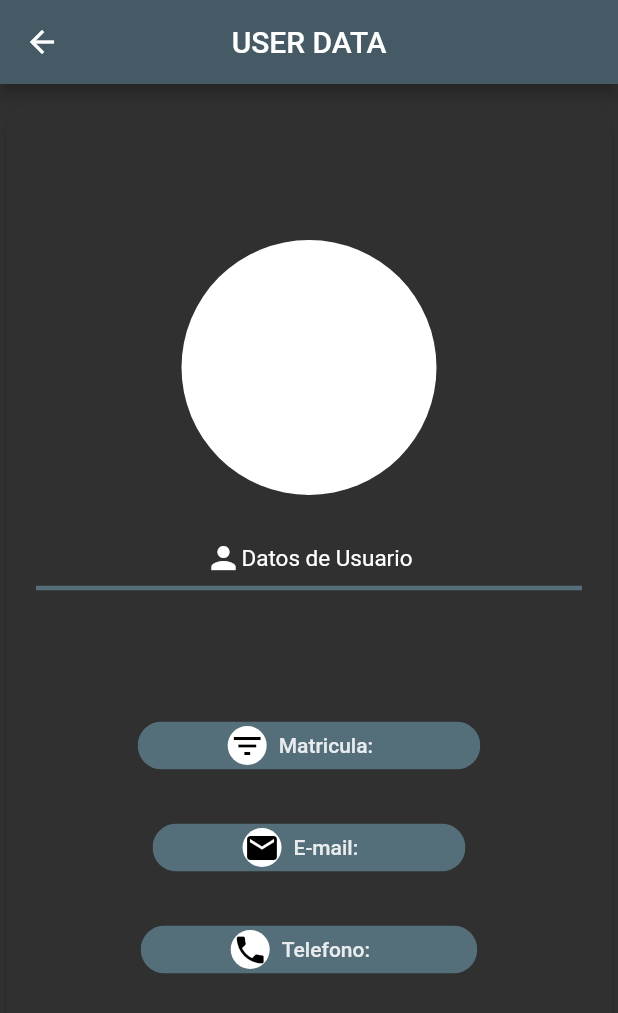
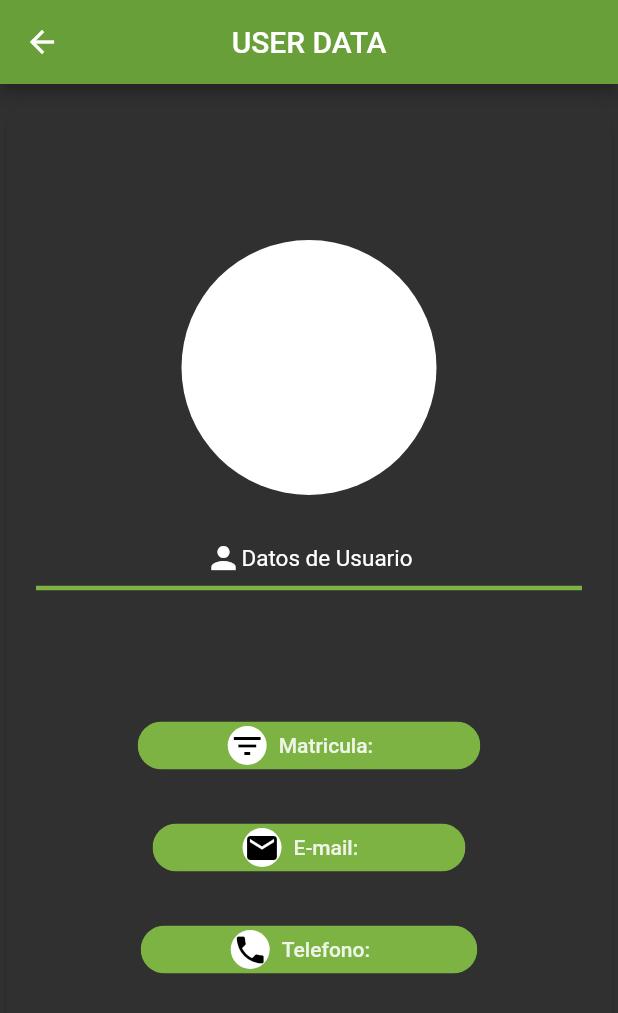
Before and after one commit to N4za/MySQL-connection, a Flutter app: the DetailPage screen opened directly with empty values, on a phone screen of 412 x 824 dp. Shown: the top 1013 px of the screen. Run offline on Flutter 3.47's test engine with Material 2 defaults, Android fonts, the phone set to English and light mode, and no system bars; our stand-ins replace image_picker; network calls fail; Roboto replaces fonts that are missing (Carter).

```diff
--- a/lib/delete.dart
+++ b/lib/delete.dart
@@ -192,7 +192,7 @@ class homepageState extends State<Delete> {
                     });
                   }),
 
-              DataCell(IconButton(icon: Icon(Icons.delete, color: Colors.blueGrey),
+              DataCell(IconButton(icon: Icon(Icons.delete, color: Colors.lightGreen),
                   onPressed: (){
                     _deleteData(student);
                     _showSnackBar(context, 'Datos eliminados correctamente');
@@ -211,7 +211,7 @@ class homepageState extends State<Delete> {
     return Scaffold(
       key: _scaffoldKey,
       appBar: AppBar(
-        backgroundColor: Colors.blueGrey[700],
+        backgroundColor: Colors.lightGreen[700],
         title: Text("DELETE DATA"),
         actions: <Widget>[
           IconButton(
--- a/lib/detalles.dart
+++ b/lib/detalles.dart
@@ -20,7 +20,7 @@ class DetailPage extends StatelessWidget{
       appBar: AppBar(
         title: Text("USER DATA"),
         centerTitle: true,
-        backgroundColor: Colors.blueGrey[700],
+        backgroundColor: Colors.lightGreen[700],
       ),
       body: Container(
         width: 700,
@@ -61,7 +61,7 @@ class DetailPage extends StatelessWidget{
                   ],
                 ),
                 new Divider(
-                    color: Colors.blueGrey[600],
+                    color: Colors.lightGreen[600],
                     indent: 20,
                     endIndent: 20,
                     thickness: 3.0),
@@ -77,7 +77,7 @@ class DetailPage extends StatelessWidget{
                 ),
                 new Padding(padding: EdgeInsets.all(10.0),),
                 Chip(
-                  backgroundColor: Colors.blueGrey[600],
+                  backgroundColor: Colors.lightGreen[600],
                   padding: const EdgeInsets.symmetric(vertical: 3,horizontal:60),
                   avatar: CircleAvatar(
                     backgroundColor: Colors.white,
@@ -87,7 +87,7 @@ class DetailPage extends StatelessWidget{
                 ),
                 new Padding(padding: EdgeInsets.all(10.0),),
                 Chip(
-                  backgroundColor: Colors.blueGrey[600],
+                  backgroundColor: Colors.lightGreen[600],
                   padding: const EdgeInsets.symmetric(vertical: 3,horizontal:60),
                   avatar: CircleAvatar(
                     backgroundColor: Colors.white,
@@ -97,7 +97,7 @@ class DetailPage extends StatelessWidget{
                 ),
                 new Padding(padding: EdgeInsets.all(10.0),),
                 Chip(
-                  backgroundColor: Colors.blueGrey[600],
+                  backgroundColor: Colors.lightGreen[600],
                   padding: const EdgeInsets.symmetric(vertical: 3,horizontal:60),
                   avatar: CircleAvatar(
                     backgroundColor: Colors.white,
--- a/lib/insert.dart
+++ b/lib/insert.dart
@@ -158,7 +158,7 @@ class homepageState extends State<Insert> {
     return Scaffold(
       key: _scaffoldKey,
       appBar: AppBar(
-        backgroundColor: Colors.blueGrey[700],
+        backgroundColor: Colors.teal[700],
         title: Text("INSERT DATA"),),
       body: SingleChildScrollView(
         scrollDirection: Axis.vertical,
@@ -174,7 +174,7 @@ class homepageState extends State<Insert> {
                       decoration: InputDecoration(
                           labelText: "Photo",
                           suffixIcon: RaisedButton(
-                            color: Colors.blueGrey[600],
+                            color: Colors.teal[600],
                             onPressed: pickImagefromGallery,
                             child: Text("Select image", textAlign: TextAlign.center,),
                           )),
@@ -244,7 +244,7 @@ class homepageState extends State<Insert> {
           _clearValues();
         },
         child: Icon(Icons.add, color: Colors.white),
-        backgroundColor: Colors.blueGrey[600],
+        backgroundColor: Colors.teal[600],
       ),
     );
   }
--- a/lib/select.dart
+++ b/lib/select.dart
@@ -16,7 +16,7 @@ class _myHomePageState extends State<Select> {
   TextEditingController searchController = TextEditingController();
 
   Future<List<Student>> fetchStudent() async {
-    String url = "http://192.168.0.9/Students/GetStudent.php";
+    String url = "http://127.0.0.1/Students/sqloperations.php";
     try {
       final response = await http.get(url);
       if (200 == response.statusCode) {
@@ -42,7 +42,7 @@ class _myHomePageState extends State<Select> {
   Widget build(BuildContext context) {
     return Scaffold(
       appBar: AppBar(
-        backgroundColor: Colors.blueGrey[700],
+        backgroundColor: Colors.teal[700],
         centerTitle: true,
         automaticallyImplyLeading: false,
         title: _isSearching ? TextField(
--- a/lib/update.dart
+++ b/lib/update.dart
@@ -253,7 +253,7 @@ class homepageState extends State<Update> {
       resizeToAvoidBottomInset: false,
       key: _scaffoldKey,
       appBar: AppBar(
-        backgroundColor: Colors.blueGrey[700],
+        backgroundColor: Colors.teal[700],
         title: Text("UPDATE DATA"),
         actions: <Widget>[
           IconButton(
@@ -281,7 +281,7 @@ class homepageState extends State<Update> {
                       decoration: InputDecoration(
                           labelText: "Photo",
                           suffixIcon: RaisedButton(
-                            color: Colors.blueGrey[600],
+                            color: Colors.teal[600],
                             onPressed: pickImagefromGallery,
                             child: Text("Select image", textAlign: TextAlign.center,),
                           )),
```
Also changed, not shown: lib/homepage.dart (+6 -6 lines).
